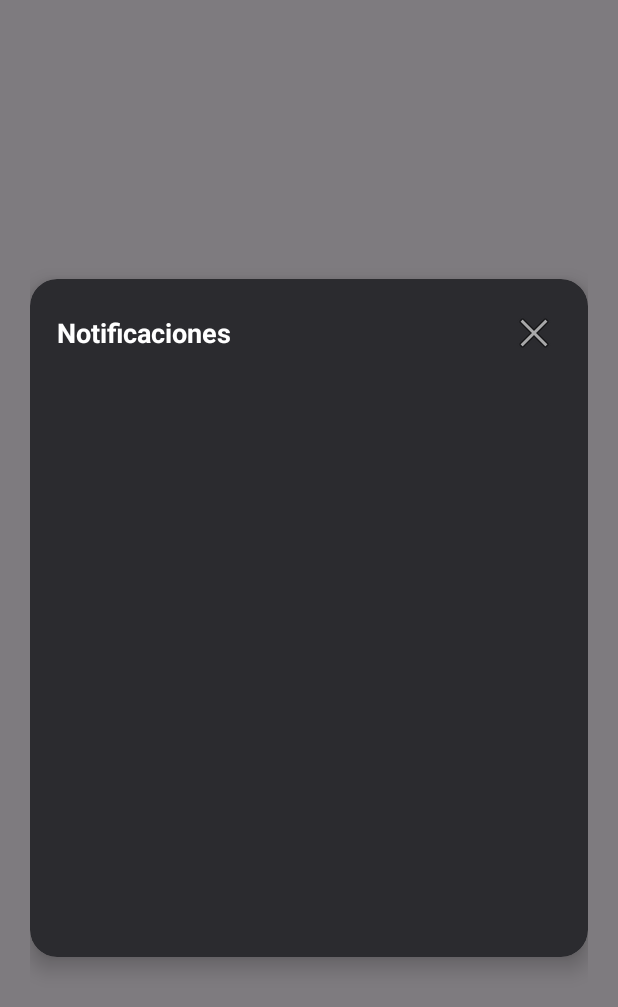
After one commit to ezepalleros/PodoVS-app-, an Android app: the layout fragment_notification.xml on its own in the app's theme, with its tools: preview values and no code run, on a phone screen of 412 x 824 dp. The commit adds this screen. Shown: the top 1007 px of the screen. Run offline under Robolectric (Android 15) with nearby library versions, the phone set to English and light mode, and no system bars.

Commit message:
NotificationFragment agregado

```diff
--- a/app/src/main/java/com/example/podovs/DatabaseHelper.java
+++ b/app/src/main/java/com/example/podovs/DatabaseHelper.java
@@ -562,8 +562,6 @@ public class DatabaseHelper extends SQLiteOpenHelper {
                 new Object[]{userId}
         );
 
-        // Notificación y XP
-        NotificationHelper.showGoalCompleted(appContext, "diaria");
         return addXpAndMaybeLevelUp(userId, XP_DAILY);
     }
 
@@ -576,8 +574,6 @@ public class DatabaseHelper extends SQLiteOpenHelper {
                 new Object[]{userId}
         );
 
-        // Notificación y XP
-        NotificationHelper.showGoalCompleted(appContext, "semanal");
         return addXpAndMaybeLevelUp(userId, XP_WEEKLY);
     }
 
--- /dev/null
+++ b/app/src/main/res/layout/fragment_notification.xml
@@ -0,0 +1,59 @@
+<?xml version="1.0" encoding="utf-8"?>
+<FrameLayout xmlns:android="http://schemas.android.com/apk/res/android"
+    xmlns:app="http://schemas.android.com/apk/res-auto"
+    android:id="@+id/rootOverlay"
+    android:layout_width="match_parent"
+    android:layout_height="match_parent"
+    android:background="#80000000"
+    android:padding="20dp">
+
+    <!-- Ventana modal centrada -->
+    <androidx.cardview.widget.CardView
+        android:id="@+id/cardModal"
+        android:layout_width="match_parent"
+        android:layout_height="wrap_content"
+        android:layout_gravity="center"
+        app:cardBackgroundColor="#2B2B2F"
+        app:cardCornerRadius="18dp"
+        app:cardElevation="8dp">
+
+        <LinearLayout
+            android:layout_width="match_parent"
+            android:layout_height="wrap_content"
+            android:orientation="vertical"
+            android:padding="18dp">
+
+            <!-- Header -->
+            <LinearLayout
+                android:layout_width="match_parent"
+                android:layout_height="wrap_content"
+                android:gravity="center_vertical"
+                android:orientation="horizontal">
+
+                <TextView
+                    android:id="@+id/tvTitle"
+                    android:layout_width="0dp"
+                    android:layout_height="wrap_content"
+                    android:layout_weight="1"
+                    android:text="Notificaciones"
+                    android:textColor="@android:color/white"
+                    android:textSize="18sp"
+                    android:textStyle="bold" />
+
+                <ImageButton
+                    android:id="@+id/btnClose"
+                    android:layout_width="36dp"
+                    android:layout_height="36dp"
+                    android:background="@android:color/transparent"
+                    android:src="@android:drawable/ic_menu_close_clear_cancel" />
+            </LinearLayout>
+
+            <!-- Lista (scrolleable) -->
+            <androidx.recyclerview.widget.RecyclerView
+                android:id="@+id/rvNotifications"
+                android:layout_width="match_parent"
+                android:layout_height="380dp"
+                android:overScrollMode="ifContentScrolls" />
+        </LinearLayout>
+    </androidx.cardview.widget.CardView>
+</FrameLayout>
```
Also changed, not shown: app/src/main/java/com/example/podovs/MainActivity.java (+43 -8 lines), app/src/main/java/com/example/podovs/NotificationFragment.java (added, +192 -0 lines), app/src/main/java/com/example/podovs/NotificationHelper.java (+119 -40 lines).
